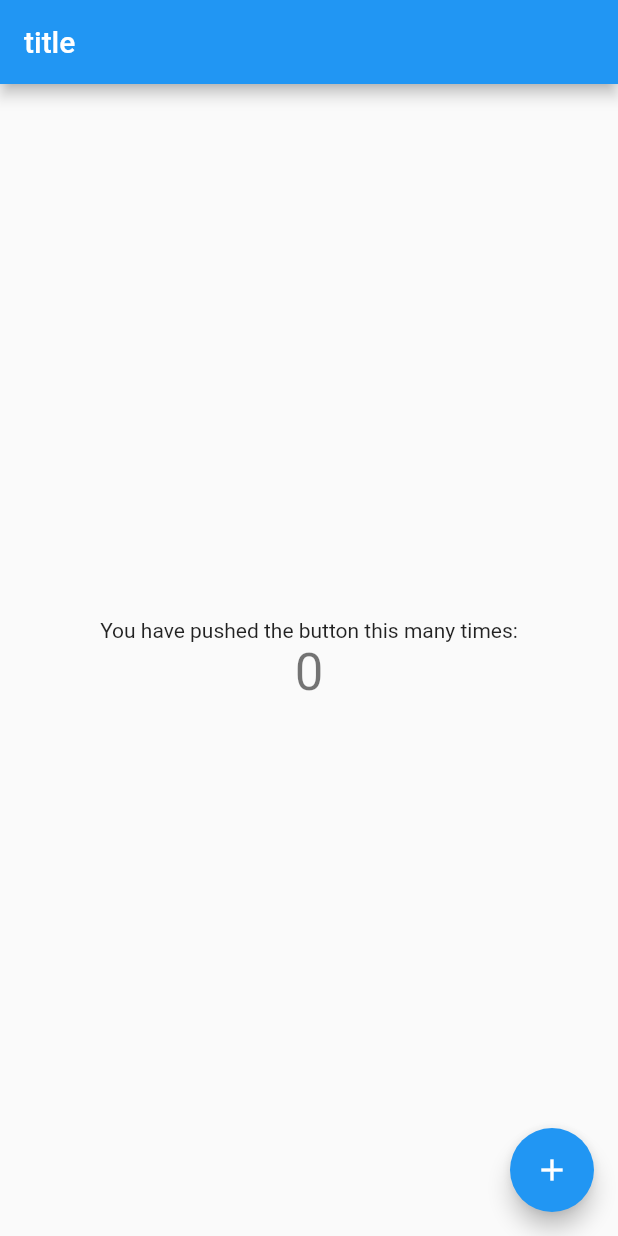
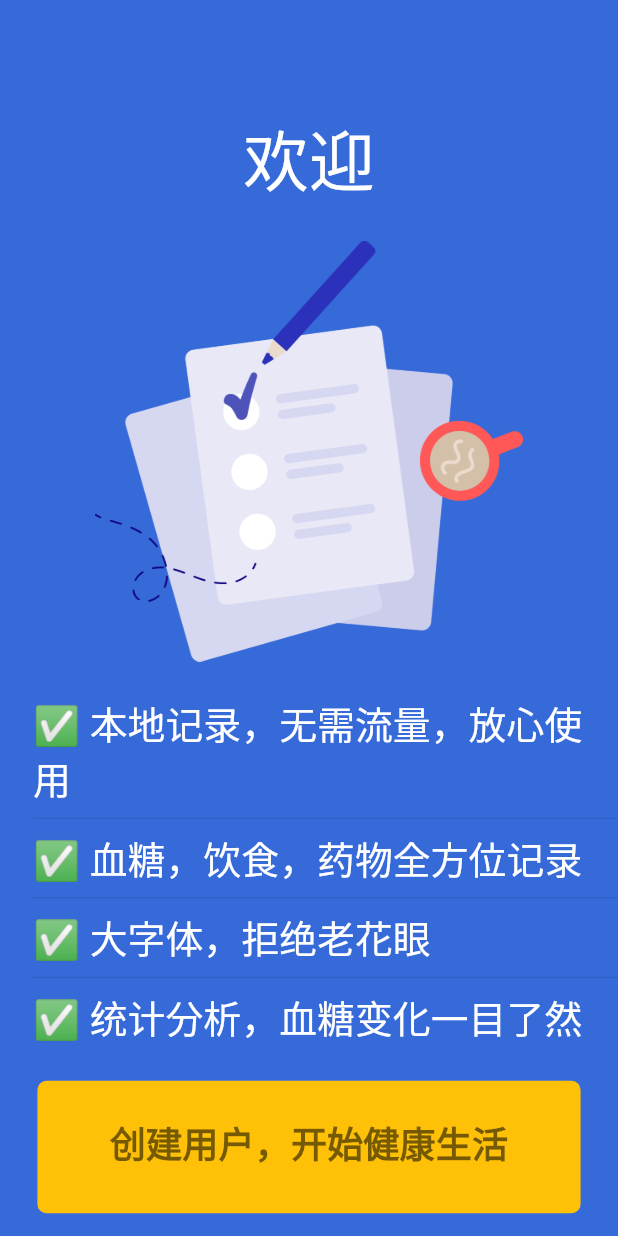
Before and after one commit to yezhoujie/blood-sugar-recorder, a Flutter app: the screen it shows after launch, on a phone screen of 412 x 824 dp. Run offline on Flutter 3.47's test engine with Material 2 defaults, Android fonts, the phone set to English and light mode, and no system bars; our stand-ins replace auto_route, bot_toast, device_info, flutter_screenutil, package_info, permission_handler and 2 more; accounts and stored records are empty; Roboto replaces fonts that are missing (Montserrate).

Commit message:
finish welcome page

```diff
--- a/lib/constant/constant.dart
+++ b/lib/constant/constant.dart
@@ -3,3 +3,5 @@ library constant;
 export 'local_storage_key.dart';
 export 'radiusConstant.dart';
 export 'shadows.dart';
+export 'appColor.dart';
+export 'borders.dart';
--- a/lib/main.dart
+++ b/lib/main.dart
@@ -2,6 +2,7 @@ import 'package:blood_sugar_recorder/global.dart';
 import 'package:blood_sugar_recorder/route/route.gr.dart';
 import 'package:bot_toast/bot_toast.dart';
 import 'package:flutter/material.dart';
+import 'package:flutter_screenutil/flutter_screenutil.dart';
 
 void main() {
   /// 确保 AppRoute() 始终只执行一次.
@@ -20,6 +21,9 @@ class MyApp extends StatelessWidget {
   Widget build(BuildContext context) {
     /// 注册提示框. 不要改变这行的位置.
     final botToastBuilder = BotToastInit();
+    return ScreenUtilInit(
+      designSize: Size(375, 812.0 - 44 - 34),
+      builder: () {
         return MaterialApp.router(
           debugShowCheckedModeBanner: false,
           title: 'hello world',
@@ -31,11 +35,13 @@ class MyApp extends StatelessWidget {
           },
           routeInformationParser: _appRoute.defaultRouteParser(),
           routerDelegate: _appRoute.delegate(
-        initialRoutes: [MyHomeRoute(title: "title")],
+            // initialRoutes: [MyHomeRoute(title: "title")],
             navigatorObservers: () => [
               BotToastNavigatorObserver() /** 为提示框注册路由观察者**/
             ],
           ),
+        );
+      },
     );
   }
 }
--- /dev/null
+++ b/lib/pages/index/index.dart
@@ -0,0 +1,27 @@
+import 'package:blood_sugar_recorder/global.dart';
+import 'package:blood_sugar_recorder/main.dart';
+import 'package:blood_sugar_recorder/pages/welcome/welcome.dart';
+import 'package:flutter/material.dart';
+import 'package:permission_handler/permission_handler.dart';
+
+///APP 入口页面, 判断欢迎页/登录页/首页跳转.
+class IndexPage extends StatefulWidget {
+  @override
+  _IndexPageState createState() => _IndexPageState();
+}
+
+class _IndexPageState extends State<IndexPage> {
+  @override
+  Widget build(BuildContext context) {
+    return getPage();
+  }
+
+  Widget getPage() {
+    return Scaffold(
+      body: Global.isFirstOpen
+          ? WelcomePage()
+          : MyHomePage(title: "homepage"),
+      resizeToAvoidBottomInset: false,
+    );
+  }
+}
--- /dev/null
+++ b/lib/pages/welcome/welcome.dart
@@ -0,0 +1,119 @@
+import 'package:blood_sugar_recorder/widgets/widgets.dart';
+import 'package:flutter/material.dart';
+import 'package:flutter_screenutil/flutter_screenutil.dart';
+
+class WelcomePage extends StatefulWidget {
+  const WelcomePage({Key? key}) : super(key: key);
+
+  @override
+  _WelcomePageState createState() => _WelcomePageState();
+}
+
+class _WelcomePageState extends State<WelcomePage> {
+  @override
+  Widget build(BuildContext context) {
+    return Scaffold(
+      body: Center(
+        child: Container(
+          width: double.infinity,
+          color: Color(0xff366ad9),
+          child: Column(
+            children: [
+              _buildTitle(),
+              _buildImage(),
+              _buildDesc(),
+              _buildButton(),
+            ],
+          ),
+        ),
+      ),
+    );
+  }
+
+  /// 构建顶部欢迎词
+  Widget _buildTitle() {
+    return Container(
+      margin: EdgeInsets.only(top: 65.h),
+      child: Text(
+        '欢迎',
+        style: TextStyle(
+          fontSize: 40.sp,
+          color: Colors.white,
+        ),
+      ),
+    );
+  }
+
+  Widget _buildImage() {
+    return Container(
+      margin: EdgeInsets.only(top: 20.h),
+      child: Image.asset(
+        "resource/assets/images/welcome.png",
+        width: 300.w,
+        height: 250.h,
+      ),
+    );
+  }
+
+  Widget _buildDesc() {
+    return Padding(
+      padding: EdgeInsets.only(top: 20.h, left: 20.w),
+      child: Column(
+        crossAxisAlignment: CrossAxisAlignment.stretch,
+        children: [
+          Text(
+            "✅ 本地记录，无需流量，放心使用",
+            style: TextStyle(fontSize: 23.sp, color: Colors.white),
+          ),
+          Divider(),
+          Text(
+            "✅ 血糖，饮食，药物全方位记录",
+            style: TextStyle(
+              fontSize: 23.sp,
+              color: Colors.white,
+            ),
+          ),
+          Divider(),
+          Text(
+            "✅ 大字体，拒绝老花眼",
+            style: TextStyle(
+              fontSize: 23.sp,
+              color: Colors.white,
+            ),
+          ),
+          Divider(),
+          Text(
+            "✅ 统计分析，血糖变化一目了然",
+            style: TextStyle(
+              fontSize: 23.sp,
+              color: Colors.white,
+            ),
+          ),
+        ],
+      ),
+    );
+  }
+
+  Widget _buildButton() {
+    return Column(
+      children: [
+        Container(
+          height: 100.h,
+          child: Align(
+            alignment: Alignment.bottomCenter,
+            child: seFlatButton(
+              onPressed: () {},
+              title: "创建用户，开始健康生活",
+              width: 300.w,
+              height: 70.h,
+              fontSize: 20.sp,
+              bgColor: Colors.amber,
+              fontColor: Colors.black54,
+              fontWeight: FontWeight.w900,
+            ),
+          ),
+        ),
+      ],
+    );
+  }
+}
--- a/lib/route/route.dart
+++ b/lib/route/route.dart
@@ -1,12 +1,16 @@
 import 'package:auto_route/annotations.dart';
 import 'package:blood_sugar_recorder/main.dart';
+import 'package:blood_sugar_recorder/pages/index/index.dart';
+import 'package:blood_sugar_recorder/pages/welcome/welcome.dart';
 import 'package:flutter/material.dart';
 
 @MaterialAutoRouter(
   preferRelativeImports: false,
   replaceInRouteName: 'Page,Route',
   routes: <AutoRoute>[
-    AutoRoute(page: MyHomePage, initial: true),
+    AutoRoute(page: IndexPage, initial: true),
+    AutoRoute(page: WelcomePage),
+    AutoRoute(page: MyHomePage),
   ],
 )
 class $AppRoute {}
--- /dev/null
+++ b/lib/widgets/buttons.dart
@@ -0,0 +1,60 @@
+import 'package:blood_sugar_recorder/constant/constant.dart';
+import 'package:flutter/material.dart';
+import 'package:flutter_screenutil/flutter_screenutil.dart';
+
+Widget seFlatButton({
+  required VoidCallback onPressed,
+  double width = 140,
+  double height = 44,
+  Color bgColor = AppColor.primaryElement,
+  String title = "button",
+  Color fontColor = AppColor.primaryElementText,
+  double fontSize = 18,
+  String fontName = 'Montserrate',
+  FontWeight fontWeight = FontWeight.w400,
+}) {
+  return Container(
+    width: width.w,
+    height: height.h,
+    child: TextButton(
+      onPressed: onPressed,
+      style: ButtonStyle(
+        backgroundColor: MaterialStateProperty.all(bgColor),
+        shape: MaterialStateProperty.all(RoundedRectangleBorder(
+          borderRadius: RadiusConstant.k6pxRadius,
+        )),
+      ),
+      child: Text(
+        title,
+        textAlign: TextAlign.center,
+        style: TextStyle(
+            color: fontColor,
+            fontFamily: fontName,
+            fontWeight: fontWeight,
+            fontSize: fontSize.sp,
+            height: 1),
+      ),
+    ),
+  );
+}
+
+Widget seBorderOnlyFlatButton({
+  required VoidCallback onPressed,
+  double width = 88,
+  double height = 44,
+  String? iconName,
+}) {
+  return Container(
+    width: width.w,
+    height: height.h,
+    child: TextButton(
+      onPressed: onPressed,
+      style: ButtonStyle(
+          shape: MaterialStateProperty.all(RoundedRectangleBorder(
+        borderRadius: RadiusConstant.k6pxRadius,
+        side: Borders.primaryBorder,
+      ))),
+      child: Image.asset("resource/assets/images/icon_${iconName}.png"),
+    ),
+  );
+}
--- /dev/null
+++ b/lib/widgets/widgets.dart
@@ -0,0 +1,6 @@
+library widgets;
+
+export 'inputField.dart';
+export 'buttons.dart';
+export 'toast.dart';
+export 'appBar.dart';
```
Also changed, not shown: lib/constant/appColor.dart (added, +36 -0 lines), lib/constant/borders.dart (added, +10 -0 lines), lib/widgets/appBar.dart (added, +19 -0 lines), lib/widgets/inputField.dart (added, +110 -0 lines), lib/widgets/toast.dart (added, +20 -0 lines), lib/route/route.gr.dart, resource/assets/images/welcome.png (added). Lines whose indentation alone changed are shown as unchanged.
